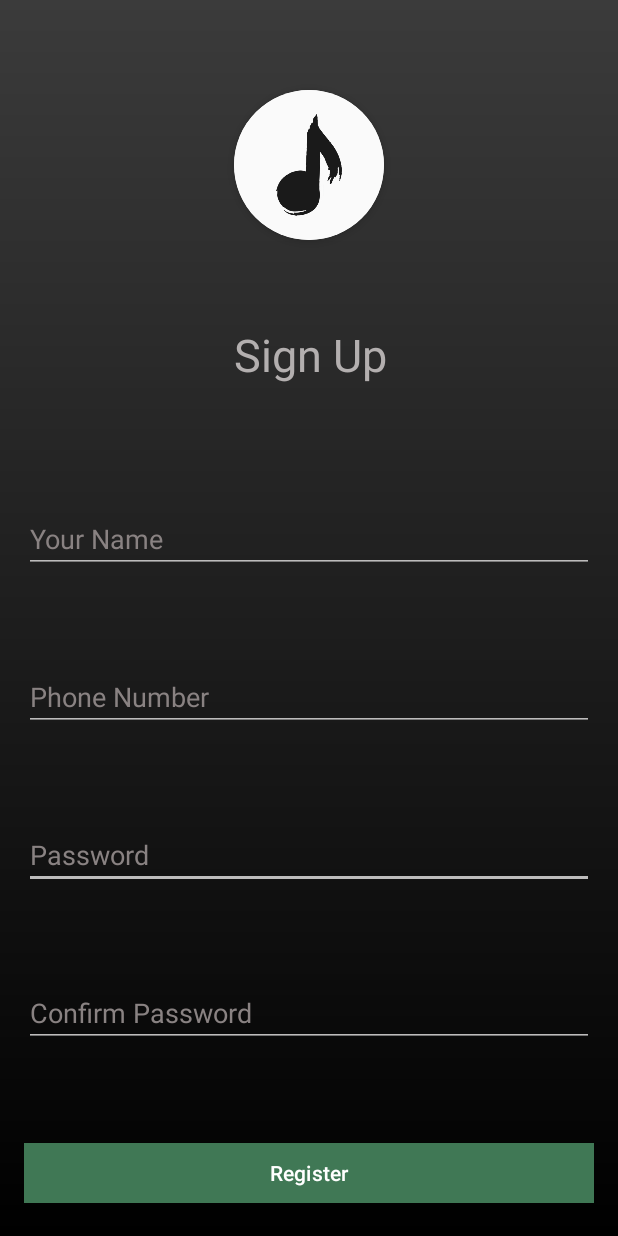
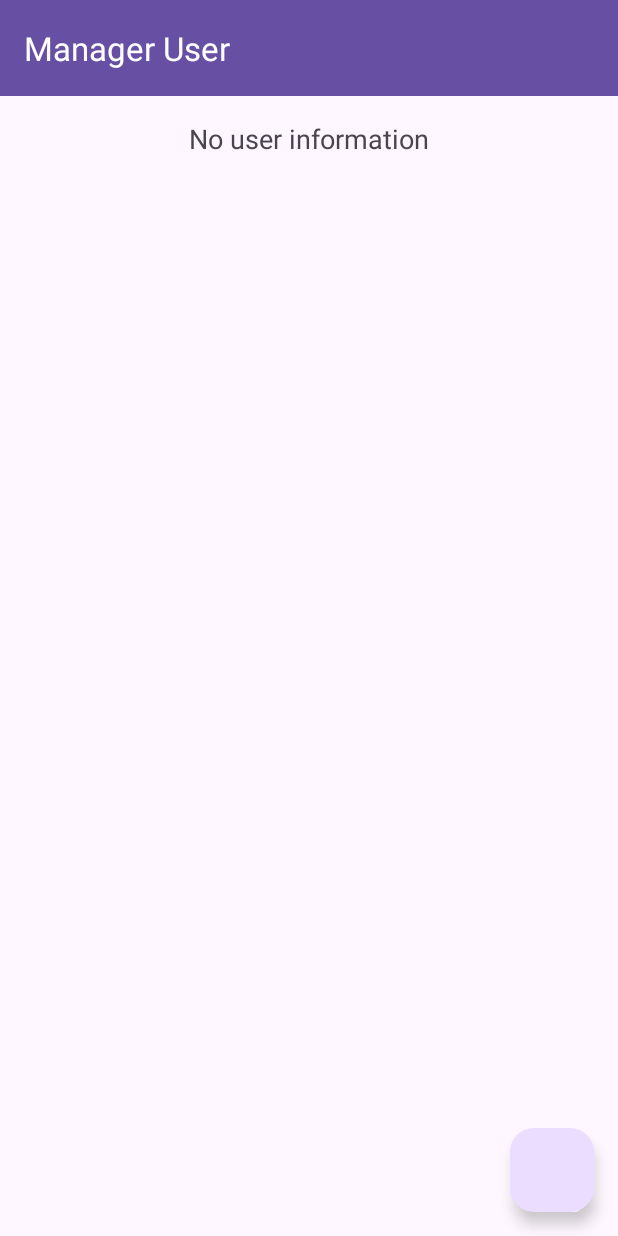
Before and after one commit to Buituansonzx/prm392, an Android app: the screen it shows after launch (RegisterAccount before the commit, ManagerUserActivity after it), on a phone screen of 412 x 824 dp. Run offline under Robolectric (Android 15) with nearby library versions, the phone set to English and light mode, and no system bars.

Commit message:
SQLite ManagerUser

```diff
--- /dev/null
+++ b/app/src/main/java/com/example/musicapp/DBHelper.java
@@ -0,0 +1,86 @@
+package com.example.musicapp;
+
+import android.content.ContentValues;
+import android.content.Context;
+import android.database.Cursor;
+import android.database.sqlite.SQLiteDatabase;
+import android.database.sqlite.SQLiteOpenHelper;
+import android.util.Log;
+
+public class DBHelper extends SQLiteOpenHelper {
+
+    private static final String DATABASE_NAME = "Users.db";
+    private static final int DATABASE_VERSION = 1;
+    private static final String TABLE_USERS = "users";
+
+    // Columns
+    public static final String COLUMN_ID = "id";
+    public static final String COLUMN_USERNAME = "username";
+    public static final String COLUMN_PASSWORD = "password";
+    public static final String COLUMN_PHONE = "phone";
+    public static final String COLUMN_ROLE = "role";
+
+    public DBHelper(Context context) {
+        super(context, DATABASE_NAME, null, DATABASE_VERSION);
+    }
+
+    @Override
+    public void onCreate(SQLiteDatabase db) {
+        // Create table with id, username, password, phone, and role
+        String createTable = "CREATE TABLE " + TABLE_USERS + "("
+                + COLUMN_ID + " INTEGER PRIMARY KEY AUTOINCREMENT, "
+                + COLUMN_USERNAME + " TEXT, "
+                + COLUMN_PASSWORD + " TEXT, "
+                + COLUMN_PHONE + " TEXT, "
+                + COLUMN_ROLE + " TEXT)";
+        db.execSQL(createTable);
+    }
+
+    @Override
+    public void onUpgrade(SQLiteDatabase db, int oldVersion, int newVersion) {
+        // Drop older table if exists, and create it again
+        db.execSQL("DROP TABLE IF EXISTS " + TABLE_USERS);
+        onCreate(db);
+    }
+
+    // Insert user
+    public boolean addUser(String username, String password, String phone, String role) {
+        SQLiteDatabase db = this.getWritableDatabase();
+        ContentValues contentValues = new ContentValues();
+        contentValues.put(COLUMN_USERNAME, username);
+        contentValues.put(COLUMN_PASSWORD, password);
+        contentValues.put(COLUMN_PHONE, phone);
+        contentValues.put(COLUMN_ROLE, role);
+
+        long result = db.insert(TABLE_USERS, null, contentValues);
+        return result != -1; // return true if insert succeeds
+    }
+
+    // Get a specific user by username and password
+    public User getUser(String username, String password) {
+        SQLiteDatabase db = this.getReadableDatabase();
+        Cursor cursor = db.query(TABLE_USERS,
+                new String[]{COLUMN_ID, COLUMN_USERNAME, COLUMN_PASSWORD, COLUMN_PHONE, COLUMN_ROLE},
+                COLUMN_USERNAME + "=? AND " + COLUMN_PASSWORD + "=?",
+                new String[]{username, password},
+                null, null, null);
+
+        if (cursor != null && cursor.moveToFirst()) {
+            // Create User object from the retrieved data
+            User user = new User(cursor.getInt(0), cursor.getString(1), cursor.getString(2),
+                    cursor.getString(3), cursor.getString(4));
+            cursor.close(); // Close cursor to avoid memory leaks
+            return user;
+        }
+        return null; // Return null if user is not found
+    }
+
+    // Get all user details
+    public Cursor getUserDetails() {
+        SQLiteDatabase db = this.getReadableDatabase();
+        String query = "SELECT * FROM " + TABLE_USERS;
+        Cursor cursor = db.rawQuery(query, null);
+        Log.d("DBHelper", "getUserDetails query executed. Cursor count: " + cursor.getCount());
+        return cursor;
+    }
+}
--- a/app/src/main/java/com/example/musicapp/ManagerUserActivity.java
+++ b/app/src/main/java/com/example/musicapp/ManagerUserActivity.java
@@ -1,18 +1,106 @@
 package com.example.musicapp;
 
+import android.database.Cursor;
 import android.os.Bundle;
+import android.util.Log;
+import android.view.View;
+import android.widget.Toast;
 
-import androidx.activity.EdgeToEdge;
 import androidx.appcompat.app.AppCompatActivity;
-import androidx.core.graphics.Insets;
-import androidx.core.view.ViewCompat;
-import androidx.core.view.WindowInsetsCompat;
+import androidx.recyclerview.widget.LinearLayoutManager;
+import androidx.recyclerview.widget.RecyclerView;
+
+import java.util.ArrayList;
+import java.util.List;
 
 public class ManagerUserActivity extends AppCompatActivity {
+
+    private static final String TAG = "ManagerUserActivity";
+    private RecyclerView userRecyclerView;
+    private UserAdapter userAdapter;
+    private DBHelper dbHelper;
 
     @Override
     protected void onCreate(Bundle savedInstanceState) {
         super.onCreate(savedInstanceState);
         setContentView(R.layout.activity_manager_user);
+
+        userRecyclerView = findViewById(R.id.userRecyclerView);
+        dbHelper = new DBHelper(this);
+
+        setupRecyclerView();
+        loadUserData();
+    }
+
+    private void setupRecyclerView() {
+        userAdapter = new UserAdapter(new ArrayList<>());
+        userRecyclerView.setLayoutManager(new LinearLayoutManager(this));
+        userRecyclerView.setAdapter(userAdapter);
+    }
+
+    private void loadUserData() {
+        new Thread(() -> {
+            List<User> users = fetchUsersFromDatabase();
+            Log.d(TAG, "Users fetched (including test data): " + users.toString());
+            runOnUiThread(() -> {
+                if (users.isEmpty()) {
+                    showEmptyState();
+                } else {
+                    hideEmptyState();
+                    userAdapter.setUsers(users);
+                    Log.d(TAG, "Users set to adapter: " + users.toString());
+                }
+            });
+        }).start();
+    }
+
+    private List<User> fetchUsersFromDatabase() {
+        List<User> users = new ArrayList<>();
+        Cursor cursor = null;
+        try {
+            cursor = dbHelper.getUserDetails();
+            Log.d(TAG, "Cursor returned from database: " + (cursor != null ? cursor.getCount() : "null"));
+            if (cursor != null && cursor.moveToFirst()) {
+                int usernameIndex = cursor.getColumnIndex(DBHelper.COLUMN_USERNAME);
+                int phoneIndex = cursor.getColumnIndex(DBHelper.COLUMN_PHONE);
+                int roleIndex = cursor.getColumnIndex(DBHelper.COLUMN_ROLE);
+
+                Log.d(TAG, "Column indices - Username: " + usernameIndex + ", Phone: " + phoneIndex + ", Role: " + roleIndex);
+
+                if (usernameIndex != -1 && phoneIndex != -1 && roleIndex != -1) {
+                    do {
+                        User user = new User(
+                                cursor.getString(usernameIndex),
+                                cursor.getString(phoneIndex),
+                                cursor.getString(roleIndex)
+                        );
+                        users.add(user);
+                        Log.d(TAG, "User added: " + user.toString());
+                    } while (cursor.moveToNext());
+                } else {
+                    throw new Exception("One or more columns not found in the cursor");
+                }
+            }
+        } catch (Exception e) {
+            Log.e(TAG, "Error loading user data", e);
+            runOnUiThread(() -> Toast.makeText(this, "Error loading user data: " + e.getMessage(), Toast.LENGTH_LONG).show());
+        } finally {
+            if (cursor != null && !cursor.isClosed()) {
+                cursor.close();
+            }
+        }
+        return users;
+    }
+
+    private void showEmptyState() {
+        Log.d(TAG, "Showing empty state");
+        userRecyclerView.setVisibility(View.GONE);
+        findViewById(R.id.emptyStateView).setVisibility(View.VISIBLE);
+    }
+
+    private void hideEmptyState() {
+        Log.d(TAG, "Hiding empty state");
+        userRecyclerView.setVisibility(View.VISIBLE);
+        findViewById(R.id.emptyStateView).setVisibility(View.GONE);
     }
 }
--- a/app/src/main/res/layout/activity_manager_user.xml
+++ b/app/src/main/res/layout/activity_manager_user.xml
@@ -1,11 +1,67 @@
 <?xml version="1.0" encoding="utf-8"?>
-<androidx.constraintlayout.widget.ConstraintLayout xmlns:android="http://schemas.android.com/apk/res/android"
+<androidx.coordinatorlayout.widget.CoordinatorLayout xmlns:android="http://schemas.android.com/apk/res/android"
     xmlns:app="http://schemas.android.com/apk/res-auto"
-    xmlns:tools="http://schemas.android.com/tools"
-    android:id="@+id/main"
     android:layout_width="match_parent"
-    android:layout_height="match_parent"
-    tools:context=".ManagerUserActivity"
-    android:background="@drawable/gradient_background">
+    android:layout_height="match_parent">
 
-</androidx.constraintlayout.widget.ConstraintLayout>
+    <com.google.android.material.appbar.AppBarLayout
+        android:layout_width="match_parent"
+        android:layout_height="wrap_content">
+
+        <androidx.appcompat.widget.Toolbar
+            android:id="@+id/toolbar"
+            android:layout_width="match_parent"
+            android:layout_height="?attr/actionBarSize"
+            android:background="?attr/colorPrimary"
+            android:theme="@style/ThemeOverlay.AppCompat.Dark.ActionBar"
+            app:popupTheme="@style/ThemeOverlay.AppCompat.Light"
+            app:title="Manager User" />
+
+    </com.google.android.material.appbar.AppBarLayout>
+
+    <androidx.core.widget.NestedScrollView
+        android:layout_width="match_parent"
+        android:layout_height="match_parent"
+        app:layout_behavior="@string/appbar_scrolling_view_behavior">
+
+        <RelativeLayout
+            android:layout_width="match_parent"
+            android:layout_height="match_parent"
+            android:padding="16dp">
+
+            <androidx.recyclerview.widget.RecyclerView
+                android:id="@+id/userRecyclerView"
+                android:layout_width="match_parent"
+                android:layout_height="match_parent"
+                android:contentDescription="List of User" />
+
+            <TextView
+                android:id="@+id/emptyStateView"
+                android:layout_width="wrap_content"
+                android:layout_height="wrap_content"
+                android:layout_centerInParent="true"
+                android:text="No user information"
+                android:textSize="18sp"
+                android:visibility="gone" />
+
+            <ProgressBar
+                android:id="@+id/loadingProgressBar"
+                android:layout_width="wrap_content"
+                android:layout_height="wrap_content"
+                android:layout_centerInParent="true"
+                android:visibility="gone" />
+
+        </RelativeLayout>
+
+    </androidx.core.widget.NestedScrollView>
+
+    <com.google.android.material.floatingactionbutton.FloatingActionButton
+        android:id="@+id/fabAddUser"
+        android:layout_width="wrap_content"
+        android:layout_height="wrap_content"
+        android:layout_gravity="bottom|end"
+        android:layout_margin="16dp"
+        android:contentDescription="Add new user"
+         />
+
+</androidx.coordinatorlayout.widget.CoordinatorLayout>
```
Also changed, not shown: app/src/main/AndroidManifest.xml (+8 -7 lines), app/src/main/java/com/example/musicapp/RegisterAccount.java (+51 -43 lines), app/src/main/java/com/example/musicapp/User.java (added, +40 -0 lines), app/src/main/java/com/example/musicapp/UserAdapter.java (added, +66 -0 lines), app/src/main/res/layout/user_item.xml (added, +37 -0 lines).
